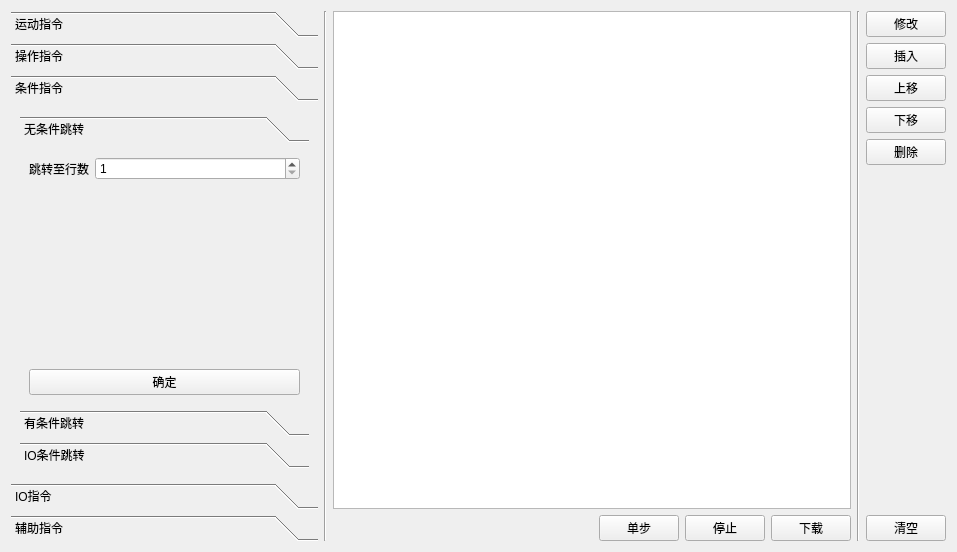
First picture: the form in src/form.ui, repository eeyoo/step-servo-tuner, before the edit.
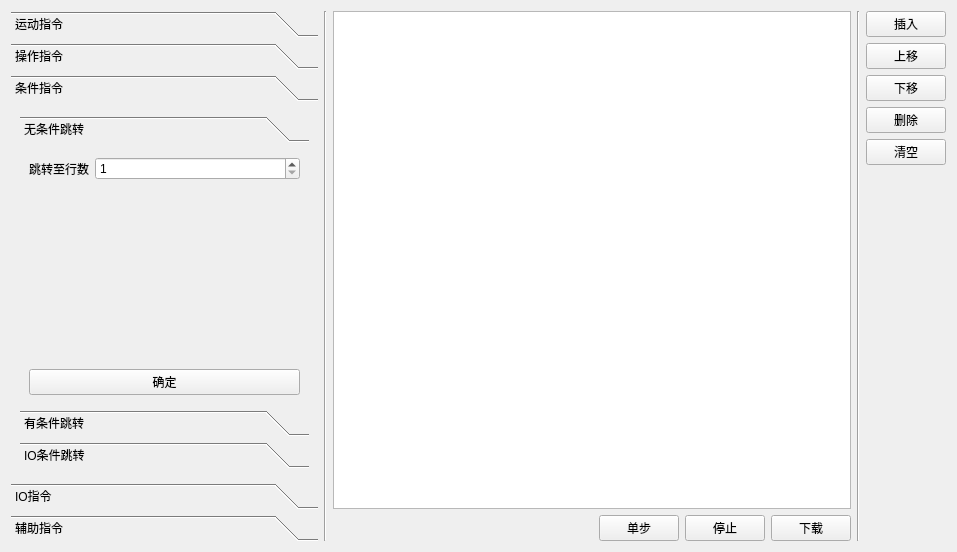
Second picture: the form after the edit. The open tabs and pages were chosen to show the change.

Diff of the .ui file:
```diff
--- a/src/form.ui
+++ b/src/form.ui
@@ -999,13 +999,6 @@
      </item>
      <item>
       <layout class="QVBoxLayout" name="verticalLayout_5">
-       <item>
-        <widget class="QPushButton" name="editBtn">
-         <property name="text">
-          <string>修改</string>
-         </property>
-        </widget>
-       </item>
        <item>
         <widget class="QPushButton" name="insertBtn">
          <property name="text">
@@ -1034,6 +1027,13 @@
          </property>
         </widget>
        </item>
+       <item>
+        <widget class="QPushButton" name="clearBtn">
+         <property name="text">
+          <string>清空</string>
+         </property>
+        </widget>
+       </item>
        <item>
         <spacer name="verticalSpacer_11">
          <property name="orientation">
@@ -1047,13 +1047,6 @@
          </property>
         </spacer>
        </item>
-       <item>
-        <widget class="QPushButton" name="clearBtn">
-         <property name="text">
-          <string>清空</string>
-         </property>
-        </widget>
-       </item>
       </layout>
      </item>
     </layout>
```
Left out of the diff: 12 changed lines with no effect on the pictures.
